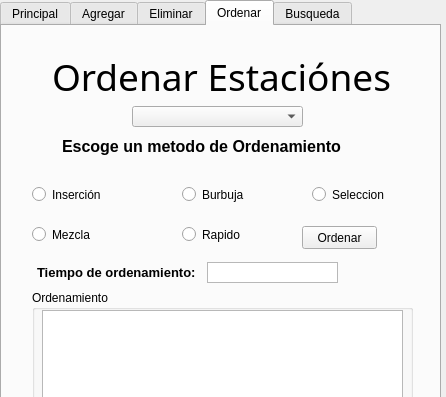
This is Interfaces/TfrmPrincipal.ui in DemonSlayer5768/Sistema-Tranporte-GDL as Qt 5 draws it before an edit; both pictures show x 0 to 446 and y 0 to 397 of the 446 by 678 pixel window. The edited form follows.
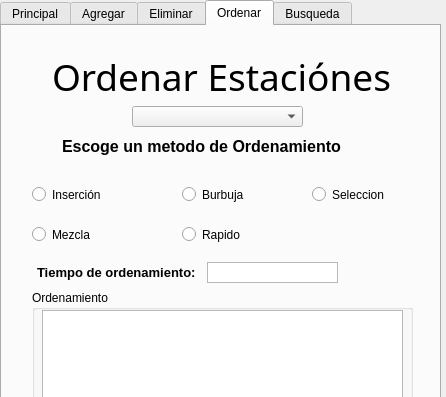
This is the edited form. The open tabs and pages were chosen to show the change.

The edit to the form file:
```diff
--- a/Interfaces/TfrmPrincipal.ui
+++ b/Interfaces/TfrmPrincipal.ui
@@ -518,19 +518,6 @@
          </property>
         </widget>
        </widget>
-       <widget class="QPushButton" name="btn_Ordenar">
-        <property name="geometry">
-         <rect>
-          <x>300</x>
-          <y>200</y>
-          <width>75</width>
-          <height>23</height>
-         </rect>
-        </property>
-        <property name="text">
-         <string>Ordenar</string>
-        </property>
-       </widget>
        <widget class="QComboBox" name="cmb_OrdenarLineas">
         <property name="geometry">
          <rect>
```
